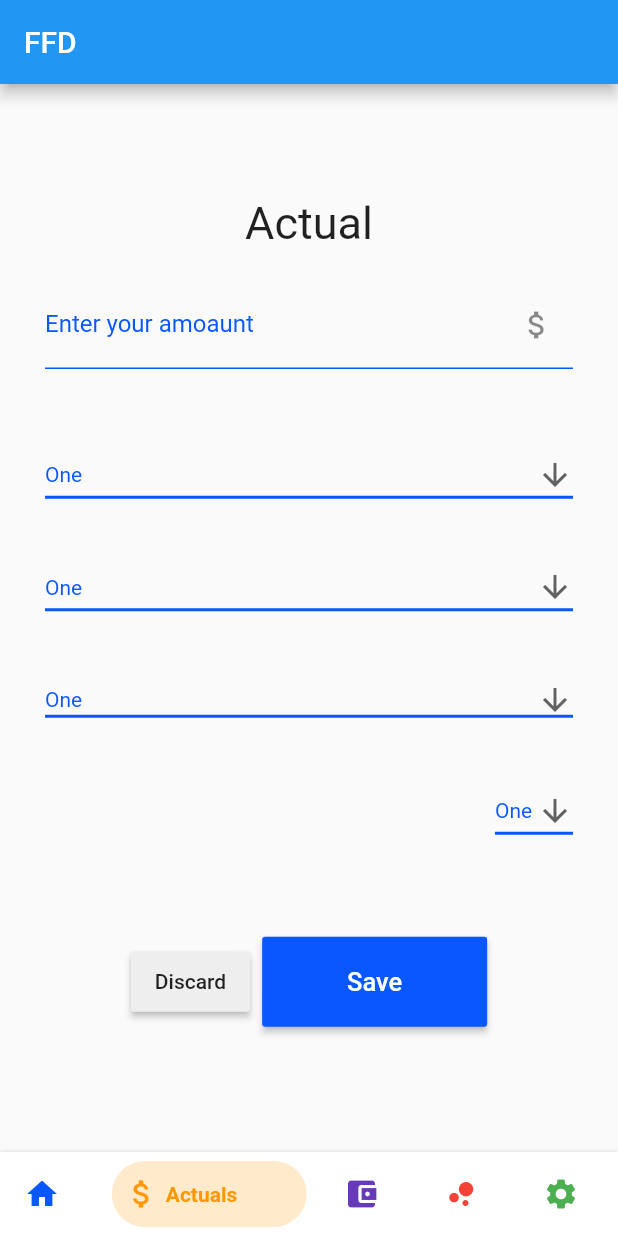
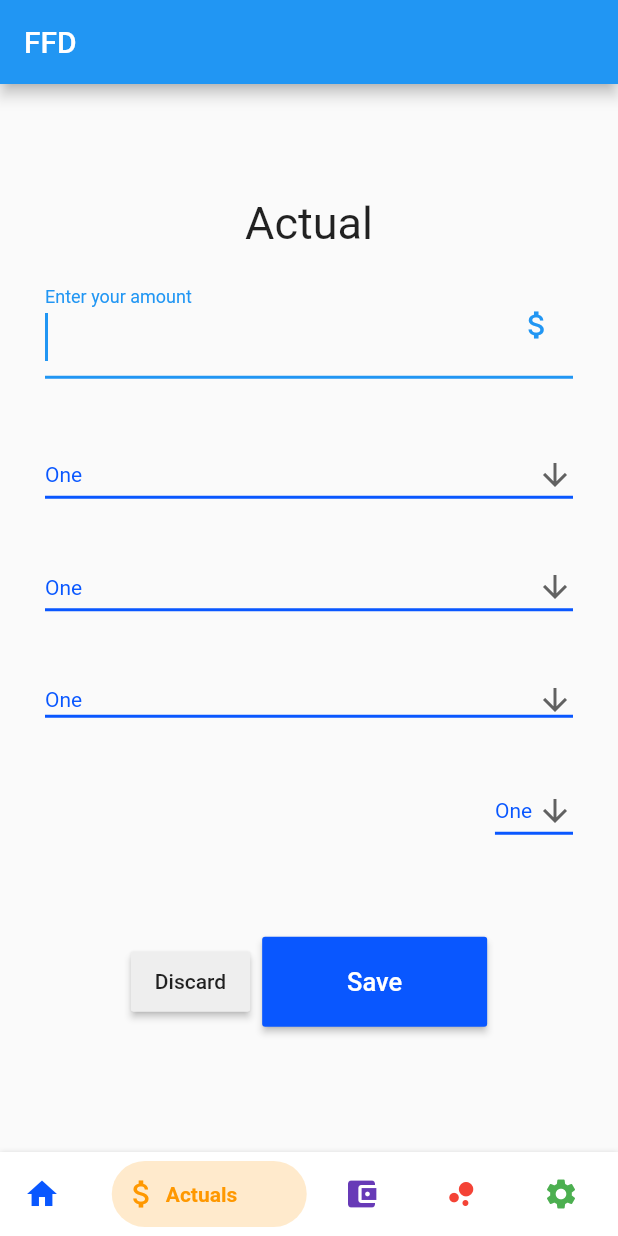
Before and after one commit to jkbngl/FFD, a Flutter app: the MyHomePage screen opened directly, swiped to page 2, on a phone screen of 412 x 824 dp. Run offline on Flutter 3.47's test engine with Material 2 defaults, Android fonts, the phone set to English and light mode, and no system bars; drawn by our look-alikes of bottom_navy_bar; our stand-ins replace syncfusion_flutter_charts.

Commit message:
#21 fixed style of textformfield

```diff
--- a/flutter/ffd/lib/backup_color_change_on_nav_tab.dart
+++ b/flutter/ffd/lib/backup_color_change_on_nav_tab.dart
@@ -183,16 +183,22 @@ class _MyHomePageState extends State<MyHomePage> {
                   alignment: Alignment.center,
                   //child: Text('Submit'),
                   child: TextFormField(
+                    keyboardType: TextInputType.number,//keyboard with numbers only will appear to the screen
+                    style: TextStyle(height:2),//increases the height of cursor
+                    autofocus: true,
+
                     decoration: InputDecoration(
-                      labelText: 'Enter your amoaunt',
+                     // hintText: 'Enter ur amount',
+                      //hintStyle: TextStyle(height: 1.75),
+                      labelText: 'Enter your amount',
+                      labelStyle: TextStyle(height: 0.5),//increases the height of cursor
+
                       suffixIcon: Icon(Icons.attach_money),
-                      labelStyle: TextStyle(color: Color(0xff0957FF)),
-                      enabledBorder: new UnderlineInputBorder(
+                      //labelStyle: TextStyle(color: Color(0xff0957FF)),
+                      /*enabledBorder: new UnderlineInputBorder(
                           borderSide: new BorderSide(color: Color(0xff0957FF))
-
-                      ),
-                    )
-                    ,
+                      )*/
+                    ),
                   ),
                 ),
                 Container(
```
